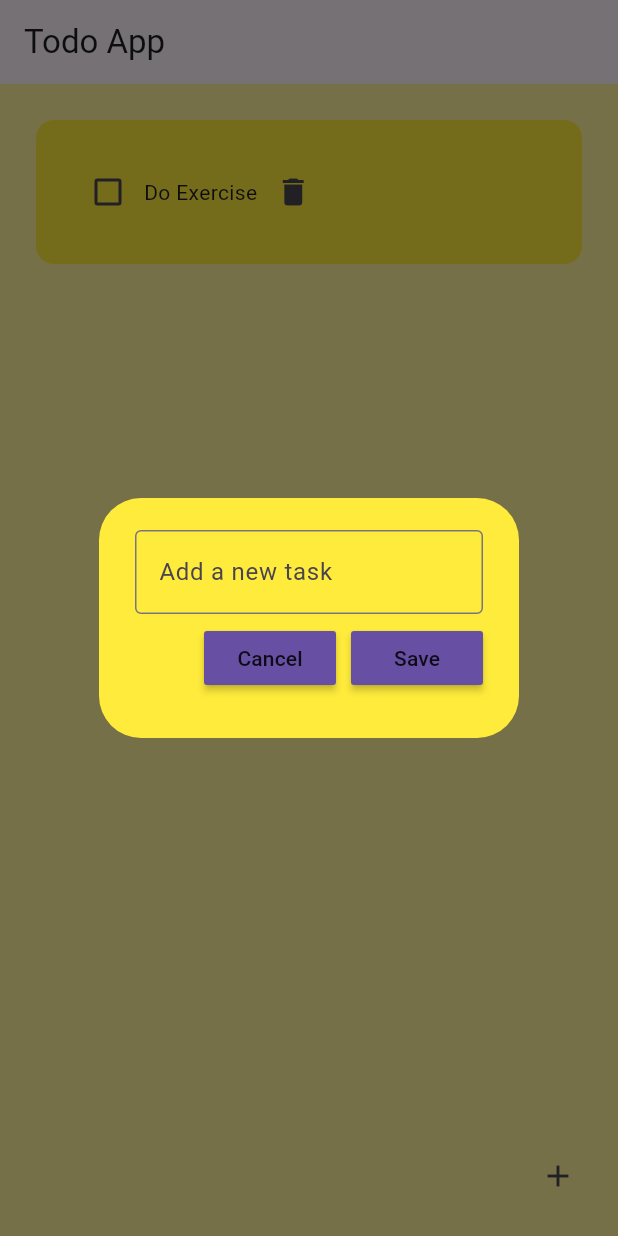
After one commit to Dianagit168/flutter_masterclass, a Flutter app: the screen it shows after launch, after a tap on the "delete" icon, after a tap on the "add" icon, on a phone screen of 412 x 824 dp. The commit adds this screen. Run offline on Flutter 3.47's test engine with Material 3 defaults, Android fonts, the phone set to English and light mode, and no system bars.

Commit message:
feat(beginner):implement add and delete todo list on todo app

```diff
--- a/lib/pages/home_page.dart
+++ b/lib/pages/home_page.dart
@@ -1,4 +1,5 @@
 import 'package:flutter/material.dart';
+import 'package:flutter_maserclass/util/dialog_box.dart';
 import 'package:flutter_maserclass/util/todo_tile.dart';
 
 class HomePage extends StatefulWidget {
@@ -9,6 +10,8 @@ class HomePage extends StatefulWidget {
 }
 
 class _HomePageState extends State<HomePage> {
+  final controller = TextEditingController();
+
   List toDo = [
     ["Make Tutorial", false],
     ['Do Exercise', false],
@@ -19,6 +22,38 @@ class _HomePageState extends State<HomePage> {
       toDo[index][1] = value;
       print(a.toString());
     });
+  }
+
+  void onSave() {
+    setState(() {
+      toDo.add([controller.text, false]);
+      controller.clear();
+      Navigator.of(context).pop();
+    });
+  }
+
+  void deleteTask(int index) {
+    setState(() {
+      toDo.removeAt(index);
+    });
+  }
+
+  void createNewTask() {
+    showDialog(
+      context: context,
+      builder: (context) {
+        return DialogBox(
+          controller: controller,
+          cancelPessed: () {
+            setState(() {
+              controller.clear();
+            });
+            Navigator.of(context).pop();
+          },
+          savePressed: onSave,
+        );
+      },
+    );
   }
 
   @override
@@ -35,8 +70,13 @@ class _HomePageState extends State<HomePage> {
             taskName: toDo[index][0],
             taskComplete: toDo[index][1],
             onChanged: (value) => checkBoxChanged(index, value!),
+            onDelete: () => deleteTask(index),
           );
         },
+      ),
+      floatingActionButton: IconButton(
+        onPressed: createNewTask,
+        icon: const Icon(Icons.add),
       ),
     );
   }
--- /dev/null
+++ b/lib/util/dialog_box.dart
@@ -0,0 +1,53 @@
+import 'package:flutter/material.dart';
+import 'package:flutter_maserclass/util/my_button.dart';
+
+class DialogBox extends StatelessWidget {
+  final TextEditingController controller;
+  final VoidCallback cancelPessed;
+  final VoidCallback savePressed;
+
+  const DialogBox(
+      {super.key,
+      required this.controller,
+      required this.cancelPessed,
+      required this.savePressed});
+
+  @override
+  Widget build(BuildContext context) {
+    return AlertDialog(
+      backgroundColor: Colors.yellow,
+      content: Container(
+        color: Colors.yellow,
+        height: 120,
+        child: Column(
+          mainAxisAlignment: MainAxisAlignment.spaceEvenly,
+          children: [
+            TextField(
+              controller: controller,
+              decoration: const InputDecoration(
+                hintText: 'Add a new task',
+                border: OutlineInputBorder(),
+              ),
+            ),
+            Row(
+              mainAxisAlignment: MainAxisAlignment.end,
+              children: [
+                MyButton(
+                  text: "Cancel",
+                  onPress: cancelPessed,
+                ),
+                const SizedBox(
+                  width: 10,
+                ),
+                MyButton(
+                  text: "Save",
+                  onPress: savePressed,
+                )
+              ],
+            )
+          ],
+        ),
+      ),
+    );
+  }
+}
--- /dev/null
+++ b/lib/util/my_button.dart
@@ -0,0 +1,16 @@
+import 'package:flutter/material.dart';
+
+class MyButton extends StatelessWidget {
+  final String? text;
+  final VoidCallback? onPress;
+  const MyButton({super.key, this.text, this.onPress});
+
+  @override
+  Widget build(BuildContext context) {
+    return MaterialButton(
+      onPressed: onPress,
+      color: Theme.of(context).primaryColor,
+      child: Text(text!),
+    );
+  }
+}
--- a/lib/util/todo_tile.dart
+++ b/lib/util/todo_tile.dart
@@ -4,12 +4,14 @@ class TodoTile extends StatelessWidget {
   final String taskName;
   final bool taskComplete;
   final void Function(bool?)? onChanged;
+  final void Function() onDelete;
 
   const TodoTile(
       {super.key,
       required this.taskName,
       required this.taskComplete,
-      this.onChanged});
+      required this.onChanged,
+      required this.onDelete});
 
   @override
   Widget build(BuildContext context) {
@@ -34,6 +36,10 @@ class TodoTile extends StatelessWidget {
                   decoration: taskComplete
                       ? TextDecoration.lineThrough
                       : TextDecoration.none),
+            ),
+            IconButton(
+              onPressed: onDelete,
+              icon: const Icon(Icons.delete),
             )
           ],
         ),
```
